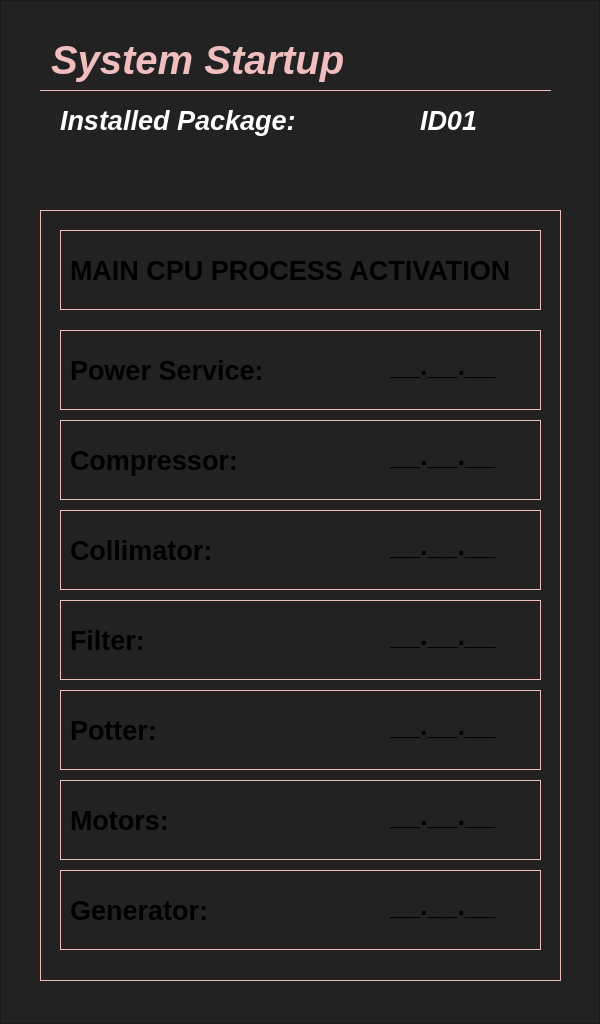
Before: the Qt Designer form SOURCE/WORKFLOWS/STARTUP/startup.ui in marcorispoli/MCPU_MASTER, drawn with Qt 5.
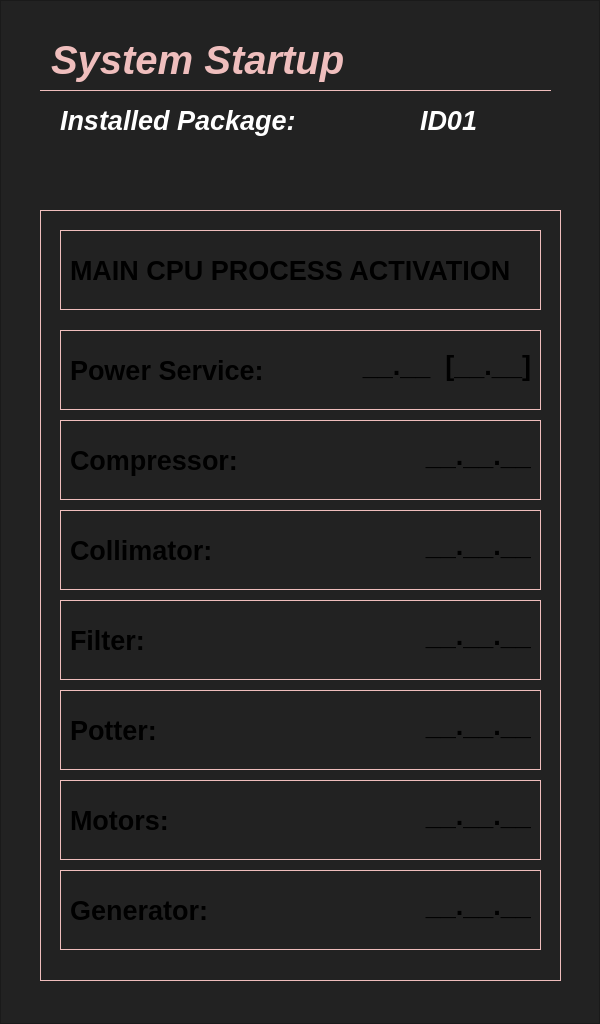
After: the same form once the commit is applied. Icons and pictures are not drawn.

```diff
--- a/SOURCE/WORKFLOWS/STARTUP/startup.ui
+++ b/SOURCE/WORKFLOWS/STARTUP/startup.ui
@@ -150,15 +150,14 @@
      <widget class="QLabel" name="power_sevice_revision">
       <property name="geometry">
        <rect>
-        <x>330</x>
+        <x>290</x>
         <y>20</y>
-        <width>121</width>
+        <width>181</width>
         <height>31</height>
        </rect>
       </property>
       <property name="font">
        <font>
-        <family>Arial</family>
         <pointsize>20</pointsize>
         <italic>false</italic>
         <bold>true</bold>
@@ -172,10 +171,10 @@
 </string>
       </property>
       <property name="text">
-       <string notr="true">__.__.__</string>
+       <string notr="true">__.__  [__.__]</string>
       </property>
       <property name="alignment">
-       <set>Qt::AlignLeading|Qt::AlignLeft|Qt::AlignVCenter</set>
+       <set>Qt::AlignRight|Qt::AlignTrailing|Qt::AlignVCenter</set>
       </property>
      </widget>
     </widget>
@@ -228,15 +227,14 @@
      <widget class="QLabel" name="compressor_revision">
       <property name="geometry">
        <rect>
-        <x>330</x>
+        <x>290</x>
         <y>20</y>
-        <width>121</width>
+        <width>181</width>
         <height>31</height>
        </rect>
       </property>
       <property name="font">
        <font>
-        <family>Arial</family>
         <pointsize>20</pointsize>
         <italic>false</italic>
         <bold>true</bold>
@@ -253,7 +251,7 @@
        <string notr="true">__.__.__</string>
       </property>
       <property name="alignment">
-       <set>Qt::AlignLeading|Qt::AlignLeft|Qt::AlignVCenter</set>
+       <set>Qt::AlignRight|Qt::AlignTrailing|Qt::AlignVCenter</set>
       </property>
      </widget>
     </widget>
@@ -306,15 +304,14 @@
      <widget class="QLabel" name="collimator_revision">
       <property name="geometry">
        <rect>
-        <x>330</x>
+        <x>290</x>
         <y>20</y>
-        <width>121</width>
+        <width>181</width>
         <height>31</height>
        </rect>
       </property>
       <property name="font">
        <font>
-        <family>Arial</family>
         <pointsize>20</pointsize>
         <italic>false</italic>
         <bold>true</bold>
@@ -331,7 +328,7 @@
        <string notr="true">__.__.__</string>
       </property>
       <property name="alignment">
-       <set>Qt::AlignLeading|Qt::AlignLeft|Qt::AlignVCenter</set>
+       <set>Qt::AlignRight|Qt::AlignTrailing|Qt::AlignVCenter</set>
       </property>
      </widget>
     </widget>
@@ -384,15 +381,14 @@
      <widget class="QLabel" name="filter_revision">
       <property name="geometry">
        <rect>
-        <x>330</x>
+        <x>290</x>
         <y>20</y>
-        <width>121</width>
+        <width>181</width>
         <height>31</height>
        </rect>
       </property>
       <property name="font">
        <font>
-        <family>Arial</family>
         <pointsize>20</pointsize>
         <italic>false</italic>
         <bold>true</bold>
@@ -409,7 +405,7 @@
        <string notr="true">__.__.__</string>
       </property>
       <property name="alignment">
-       <set>Qt::AlignLeading|Qt::AlignLeft|Qt::AlignVCenter</set>
+       <set>Qt::AlignRight|Qt::AlignTrailing|Qt::AlignVCenter</set>
       </property>
      </widget>
     </widget>
@@ -462,15 +458,14 @@
      <widget class="QLabel" name="potter_revision">
       <property name="geometry">
        <rect>
-        <x>330</x>
+        <x>290</x>
         <y>20</y>
-        <width>121</width>
+        <width>181</width>
         <height>31</height>
        </rect>
       </property>
       <property name="font">
        <font>
-        <family>Arial</family>
         <pointsize>20</pointsize>
         <italic>false</italic>
         <bold>true</bold>
@@ -487,7 +482,7 @@
        <string notr="true">__.__.__</string>
       </property>
       <property name="alignment">
-       <set>Qt::AlignLeading|Qt::AlignLeft|Qt::AlignVCenter</set>
+       <set>Qt::AlignRight|Qt::AlignTrailing|Qt::AlignVCenter</set>
       </property>
      </widget>
     </widget>
@@ -509,15 +504,14 @@
      <widget class="QLabel" name="motors_revision">
       <property name="geometry">
        <rect>
-        <x>330</x>
+        <x>290</x>
         <y>20</y>
-        <width>121</width>
+        <width>181</width>
         <height>31</height>
        </rect>
       </property>
       <property name="font">
        <font>
-        <family>Arial</family>
         <pointsize>20</pointsize>
         <italic>false</italic>
         <bold>true</bold>
@@ -534,7 +528,7 @@
        <string notr="true">__.__.__</string>
       </property>
       <property name="alignment">
-       <set>Qt::AlignLeading|Qt::AlignLeft|Qt::AlignVCenter</set>
+       <set>Qt::AlignRight|Qt::AlignTrailing|Qt::AlignVCenter</set>
       </property>
      </widget>
      <widget class="QLabel" name="label_7">
@@ -618,15 +612,14 @@
      <widget class="QLabel" name="generator_revision">
       <property name="geometry">
        <rect>
-        <x>330</x>
+        <x>290</x>
         <y>20</y>
-        <width>121</width>
+        <width>181</width>
         <height>31</height>
        </rect>
       </property>
       <property name="font">
        <font>
-        <family>Arial</family>
         <pointsize>20</pointsize>
         <italic>false</italic>
         <bold>true</bold>
@@ -644,7 +637,7 @@
        <string notr="true">__.__.__</string>
       </property>
       <property name="alignment">
-       <set>Qt::AlignLeading|Qt::AlignLeft|Qt::AlignVCenter</set>
+       <set>Qt::AlignRight|Qt::AlignTrailing|Qt::AlignVCenter</set>
       </property>
      </widget>
     </widget>
```
Left out of the diff: 11 changed lines with no effect on the pictures.
